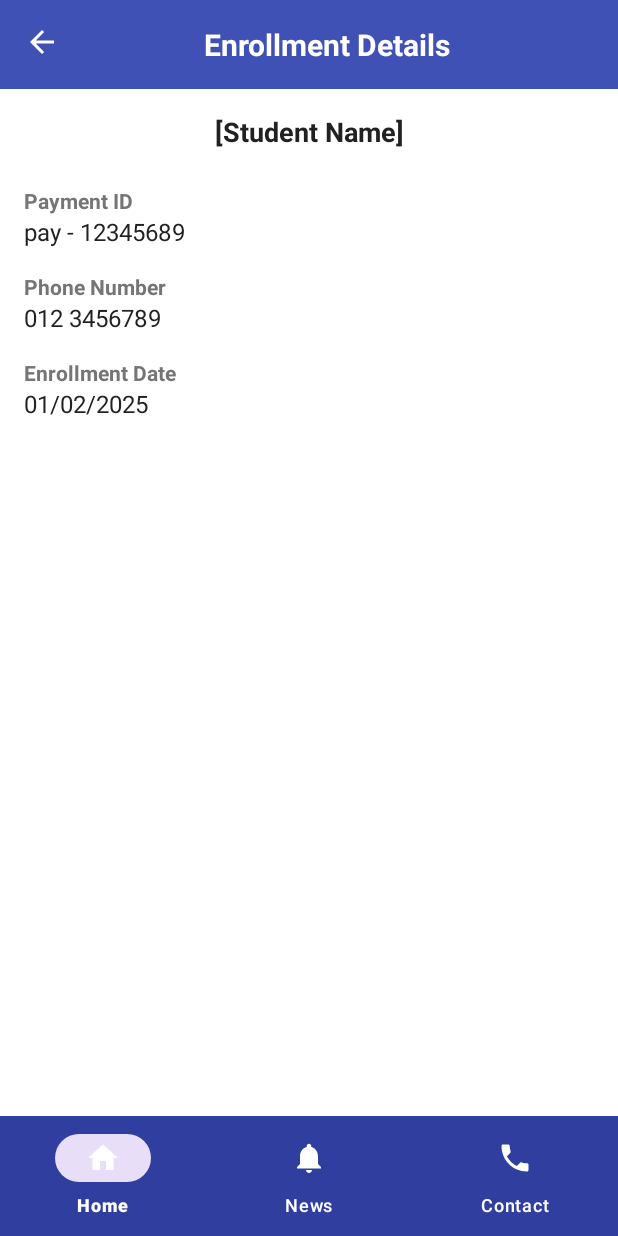
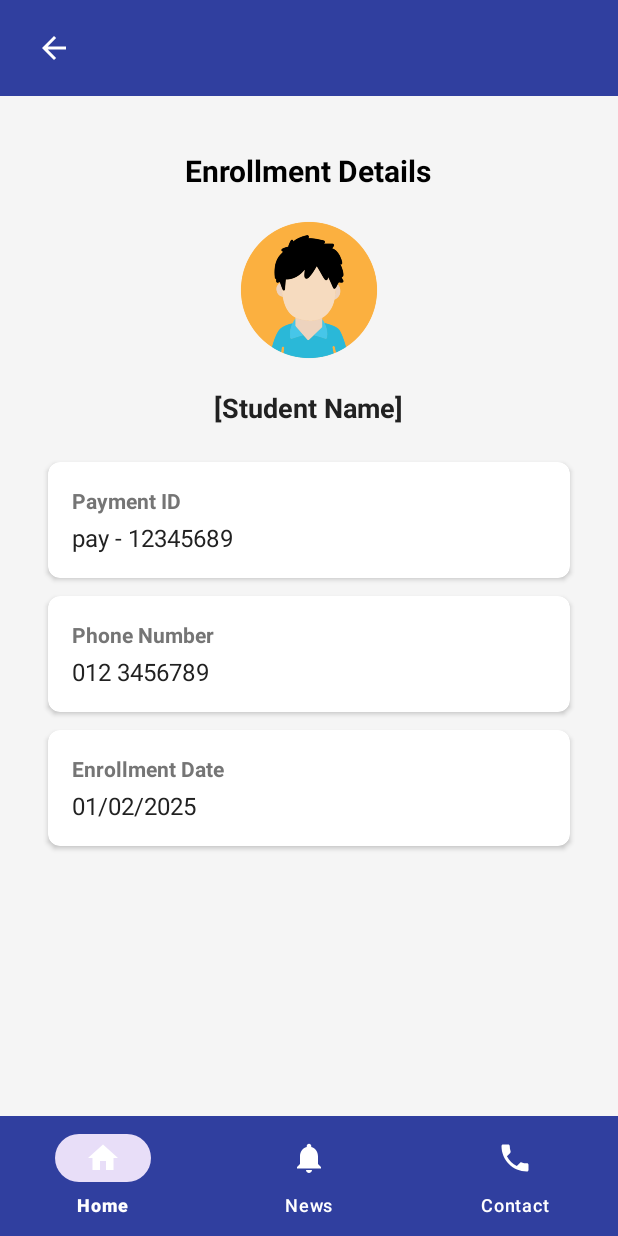
Before and after one commit to HorKanhchakna/University_Enrollment-app, an Android app: the layout activity_enrollment_details.xml on its own in the app's theme, with its tools: preview values and no code run, on a phone screen of 412 x 824 dp. Run offline under Robolectric (Android 15) with nearby library versions, the phone set to English and light mode, and no system bars.

Commit message:
edit activity enrollment detail

```diff
--- a/app/src/main/res/layout/activity_enrollment_details.xml
+++ b/app/src/main/res/layout/activity_enrollment_details.xml
@@ -3,112 +3,174 @@
     xmlns:app="http://schemas.android.com/apk/res-auto"
     android:layout_width="match_parent"
     android:layout_height="match_parent"
-    android:background="#FFFFFF"
+    android:background="#F5F5F5"
     android:orientation="vertical">
 
-    <!-- Header with Back Button -->
-    <LinearLayout
+    <RelativeLayout
         android:layout_width="match_parent"
-        android:layout_height="wrap_content"
-        android:background="#3F51B5"
-        android:orientation="horizontal"
-        android:padding="16dp">
+        android:layout_height="?attr/actionBarSize"
+        android:background="#303F9F"
+        android:paddingStart="16dp"
+        android:paddingEnd="16dp"
+        android:gravity="center_vertical">
 
         <ImageButton
             android:id="@+id/backButton"
-            android:layout_width="24dp"
-            android:layout_height="24dp"
+            android:layout_width="wrap_content"
+            android:layout_height="wrap_content"
+            android:background="?attr/selectableItemBackgroundBorderless"
+            android:padding="8dp"
             android:src="@drawable/ic_arrow_back"
-            android:background="?attr/selectableItemBackgroundBorderless"
-            android:tint="#FFFFFF" />
+            android:tint="#FFFFFF"
+            android:layout_alignParentStart="true"
+            android:layout_centerVertical="true"/>
 
-        <TextView
-            android:layout_width="0dp"
-            android:layout_height="wrap_content"
-            android:layout_weight="1"
-            android:text="Enrollment Details"
-            android:textColor="#FFFFFF"
-            android:textSize="20sp"
-            android:textStyle="bold"
-            android:gravity="center" />
-    </LinearLayout>
+    </RelativeLayout>
 
-    <!-- Content Area -->
     <ScrollView
         android:layout_width="match_parent"
         android:layout_height="0dp"
         android:layout_weight="1"
-        android:padding="16dp">
+        android:padding="16dp"
+        android:layout_marginTop="20sp">
+
 
         <LinearLayout
             android:layout_width="match_parent"
             android:layout_height="wrap_content"
-            android:orientation="vertical">
+            android:orientation="vertical"
+            android:gravity="center_horizontal">
+            <TextView
+                android:layout_width="wrap_content"
+                android:layout_height="wrap_content"
+                android:text="Enrollment Details"
+                android:textColor="@color/black"
+                android:textSize="20sp"
+                android:textStyle="bold"
+                android:layout_centerInParent="true"/>
 
-            <!-- Student Name -->
+            <ImageView
+                android:layout_width="100dp"
+                android:layout_height="100dp"
+                android:layout_marginTop="16dp"
+                android:layout_marginBottom="16dp"
+                android:scaleType="centerCrop"
+                android:src="@drawable/profile_student" />
+
             <TextView
-                android:layout_width="match_parent"
+                android:id="@+id/studentNameTextView"
+                android:layout_width="wrap_content"
                 android:layout_height="wrap_content"
                 android:text="[Student Name]"
                 android:textColor="#212121"
                 android:textSize="18sp"
                 android:textStyle="bold"
-                android:gravity="center"
                 android:layout_marginBottom="24dp"/>
 
-            <!-- Payment ID -->
+            <androidx.cardview.widget.CardView
+                android:layout_width="match_parent"
+                android:layout_height="wrap_content"
+                app:cardCornerRadius="8dp"
+                app:cardElevation="2dp"
+                android:layout_marginStart="16dp"
+                android:layout_marginEnd="16dp"
+                android:layout_marginBottom="12dp">
+
+                <LinearLayout
+                    android:layout_width="match_parent"
+                    android:layout_height="wrap_content"
+                    android:orientation="vertical"
+                    android:padding="16dp">
+
                     <TextView
                         android:layout_width="match_parent"
                         android:layout_height="wrap_content"
                         android:text="Payment ID"
                         android:textColor="#757575"
                         android:textSize="14sp"
-                android:textStyle="bold"/>
+                        android:textStyle="bold"
+                        android:layout_marginBottom="4dp"/>
 
                     <TextView
+                        android:id="@+id/paymentIdTextView"
                         android:layout_width="match_parent"
                         android:layout_height="wrap_content"
                         android:text="pay - 12345689"
                         android:textColor="#212121"
-                android:textSize="16sp"
-                android:layout_marginBottom="16dp"/>
+                        android:textSize="16sp"/>
+                </LinearLayout>
+            </androidx.cardview.widget.CardView>
 
-            <!-- Phone Number -->
+            <androidx.cardview.widget.CardView
+                android:layout_width="match_parent"
+                android:layout_height="wrap_content"
+                app:cardCornerRadius="8dp"
+                app:cardElevation="2dp"
+                android:layout_marginStart="16dp"
+                android:layout_marginEnd="16dp"
+                android:layout_marginBottom="12dp">
+
+                <LinearLayout
+                    android:layout_width="match_parent"
+                    android:layout_height="wrap_content"
+                    android:orientation="vertical"
+                    android:padding="16dp">
+
                     <TextView
                         android:layout_width="match_parent"
                         android:layout_height="wrap_content"
                         android:text="Phone Number"
                         android:textColor="#757575"
                         android:textSize="14sp"
-                android:textStyle="bold"/>
+                        android:textStyle="bold"
+                        android:layout_marginBottom="4dp"/>
 
                     <TextView
+                        android:id="@+id/phoneNumberTextView"
                         android:layout_width="match_parent"
                         android:layout_height="wrap_content"
                         android:text="012 3456789"
                         android:textColor="#212121"
-                android:textSize="16sp"
-                android:layout_marginBottom="16dp"/>
+                        android:textSize="16sp"/>
+                </LinearLayout>
+            </androidx.cardview.widget.CardView>
 
-            <!-- Enrollment Date -->
+            <androidx.cardview.widget.CardView
+                android:layout_width="match_parent"
+                android:layout_height="wrap_content"
+                app:cardCornerRadius="8dp"
+                app:cardElevation="2dp"
+                android:layout_marginStart="16dp"
+                android:layout_marginEnd="16dp"
+                android:layout_marginBottom="16dp">
+
+                <LinearLayout
+                    android:layout_width="match_parent"
+                    android:layout_height="wrap_content"
+                    android:orientation="vertical"
+                    android:padding="16dp">
+
                     <TextView
                         android:layout_width="match_parent"
                         android:layout_height="wrap_content"
                         android:text="Enrollment Date"
                         android:textColor="#757575"
                         android:textSize="14sp"
-                android:textStyle="bold"/>
+                        android:textStyle="bold"
+                        android:layout_marginBottom="4dp"/>
 
                     <TextView
+                        android:id="@+id/enrollmentDateTextView"
                         android:layout_width="match_parent"
                         android:layout_height="wrap_content"
                         android:text="01/02/2025"
                         android:textColor="#212121"
                         android:textSize="16sp"/>
                 </LinearLayout>
+            </androidx.cardview.widget.CardView>
+        </LinearLayout>
     </ScrollView>
 
-    <!-- Bottom Navigation -->
     <com.google.android.material.bottomnavigation.BottomNavigationView
         android:id="@+id/bottomNavigation"
         android:layout_width="match_parent"
```
Also changed, not shown: app/src/main/res/drawable/profile_student.png (added). Lines whose indentation alone changed are shown as unchanged.
